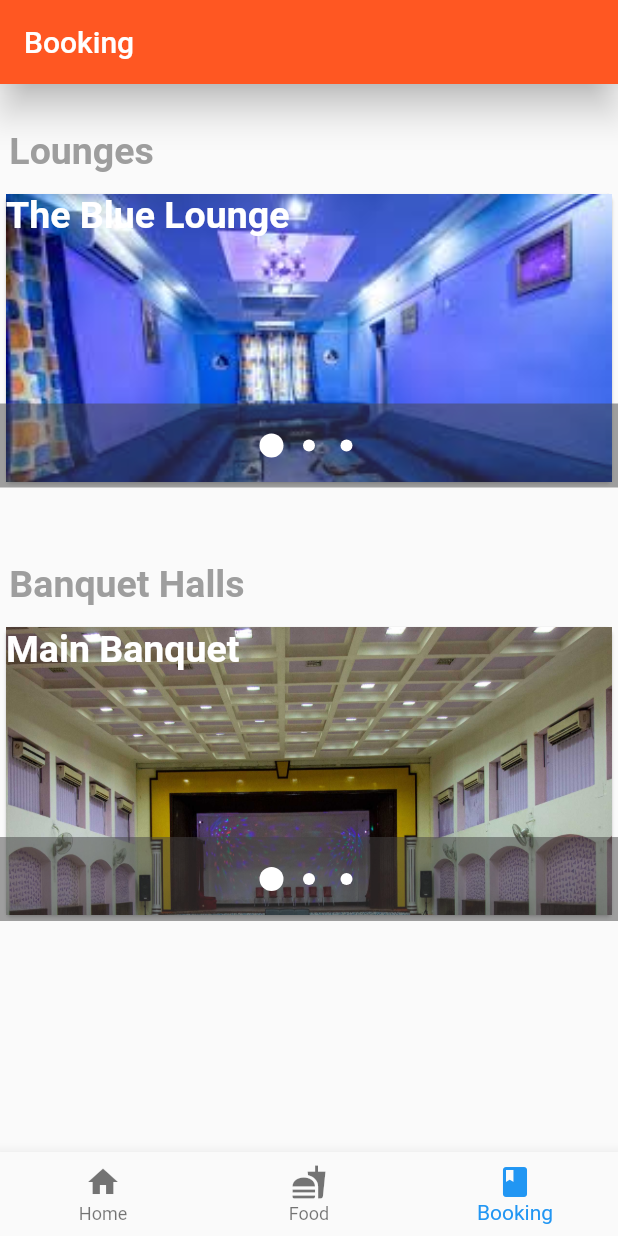
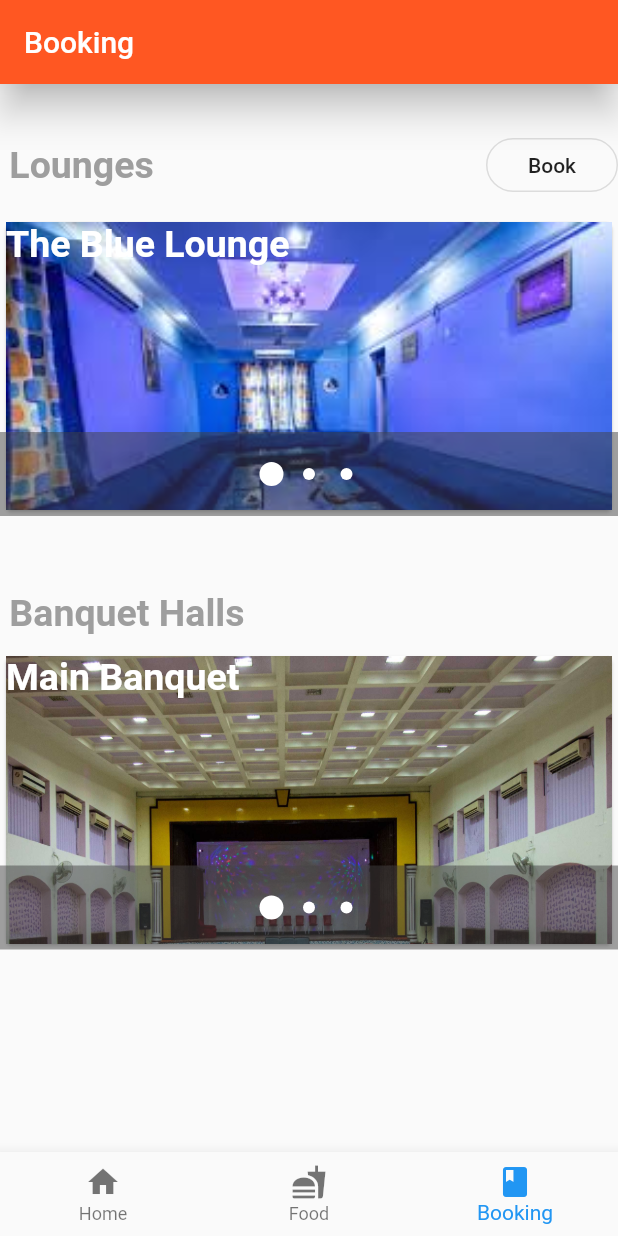
Before and after one commit to Sounmay/RCFlutterApp, a Flutter app: the screen it shows once a user with an empty profile is signed in, item 3 of the bottom bar chosen, on a phone screen of 412 x 824 dp. Run offline on Flutter 3.47's test engine with Material 2 defaults, Android fonts, the phone set to English and light mode, and no system bars; drawn by our look-alikes of carousel_pro; our stand-ins replace cloud_firestore, firebase_auth, table_calendar; accounts and stored records are empty.

Commit message:
Sixth Commit

```diff
--- a/lib/main.dart
+++ b/lib/main.dart
@@ -1,8 +1,11 @@
 import 'package:flutter/material.dart';
+import 'package:rcapp/pages/Home.dart';
 import 'package:rcapp/services/auth.dart';
 import 'pages/wrapper.dart';
 import 'package:provider/provider.dart';
 import 'package:rcapp/models/user.dart';
+import 'pages/Food.dart';
+import 'pages/booking_calendar.dart';
 
 void main() => runApp(MyApp());
 
@@ -14,6 +17,11 @@ class MyApp extends StatelessWidget {
       child: MaterialApp(
         debugShowCheckedModeBanner: false,
         home: wrapper(),
+        routes: {
+
+          '/food': (context) => Food(),
+          '/bookingcalendar': (context) => Calendar(),
+        },
       ),
     );
   }
--- a/lib/pages/Booking.dart
+++ b/lib/pages/Booking.dart
@@ -151,6 +151,9 @@ class _BookingState extends State<Booking> {
         body: new ListView(
           children: <Widget>[
             SizedBox(height: 30.0),
+            Row(
+              mainAxisAlignment: MainAxisAlignment.spaceBetween,
+              children: <Widget>[
                 Text(
                   " Lounges",
                   style: TextStyle(
@@ -158,6 +161,16 @@ class _BookingState extends State<Booking> {
                     fontSize: 25,
                     fontWeight: FontWeight.bold,
                   ),
+                ),
+                OutlineButton(
+                    onPressed: () {
+                      Navigator.pushNamed(context, '/bookingcalendar');
+                    },
+                    shape: new RoundedRectangleBorder(
+                        borderRadius: new BorderRadius.circular(30.0)),
+                    color: Colors.grey,
+                    child: Text('Book')),
+              ],
             ),
             SizedBox(height: 10.0),
             image_carousel1,
--- a/lib/pages/Home.dart
+++ b/lib/pages/Home.dart
@@ -68,7 +68,7 @@ class _HomeState extends State<Home> {
           image_carousel,
           SizedBox(height: 20.0),
           Row(
-            mainAxisAlignment: MainAxisAlignment.start,
+            mainAxisAlignment: MainAxisAlignment.spaceBetween,
             children: <Widget>[
               Text(
                 "  Today's Menu",
@@ -78,7 +78,6 @@ class _HomeState extends State<Home> {
                   fontWeight: FontWeight.bold,
                 ),
               ),
-              SizedBox(width: 150.0),
               OutlineButton(
                   onPressed: () {
                     Navigator.pushNamed(context, '/food');
--- a/pubspec.yaml
+++ b/pubspec.yaml
@@ -27,6 +27,7 @@ dependencies:
   carousel_slider: ^2.2.1
   firebase_auth: ^0.16.1
   cloud_firestore: ^0.13.7
+  table_calendar: ^2.2.3
 
 
   # The following adds the Cupertino Icons font to your application.
```
Also changed, not shown: lib/pages/booking_calendar.dart (added, +35 -0 lines), pubspec.lock. Lines whose indentation alone changed are shown as unchanged.
